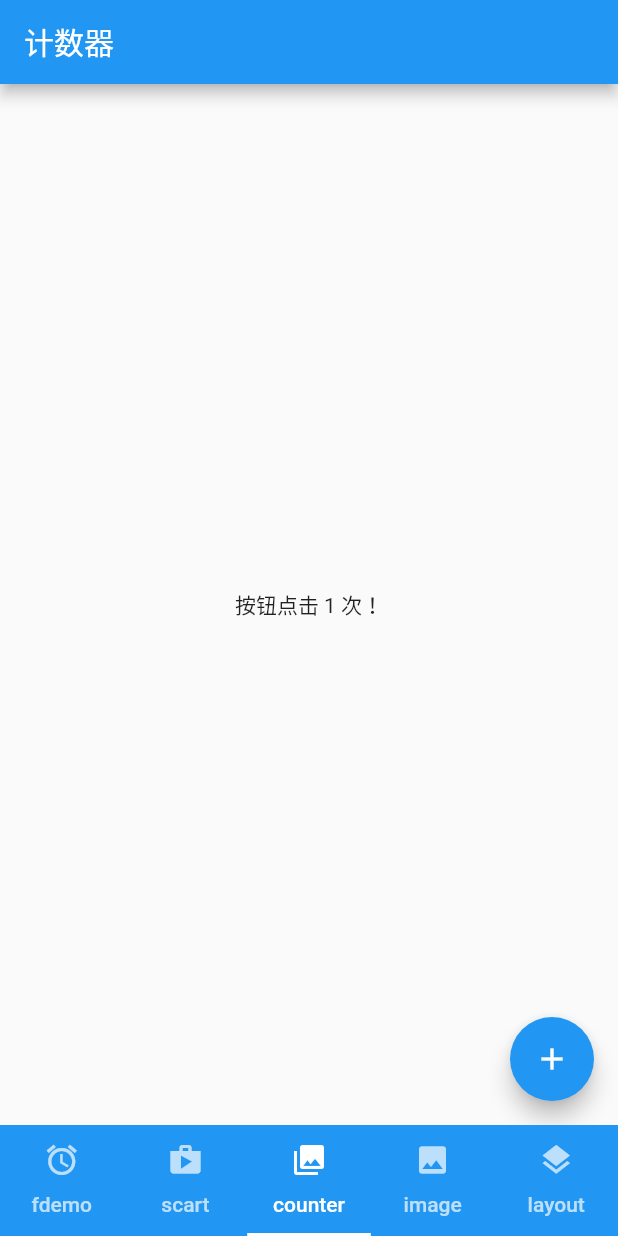
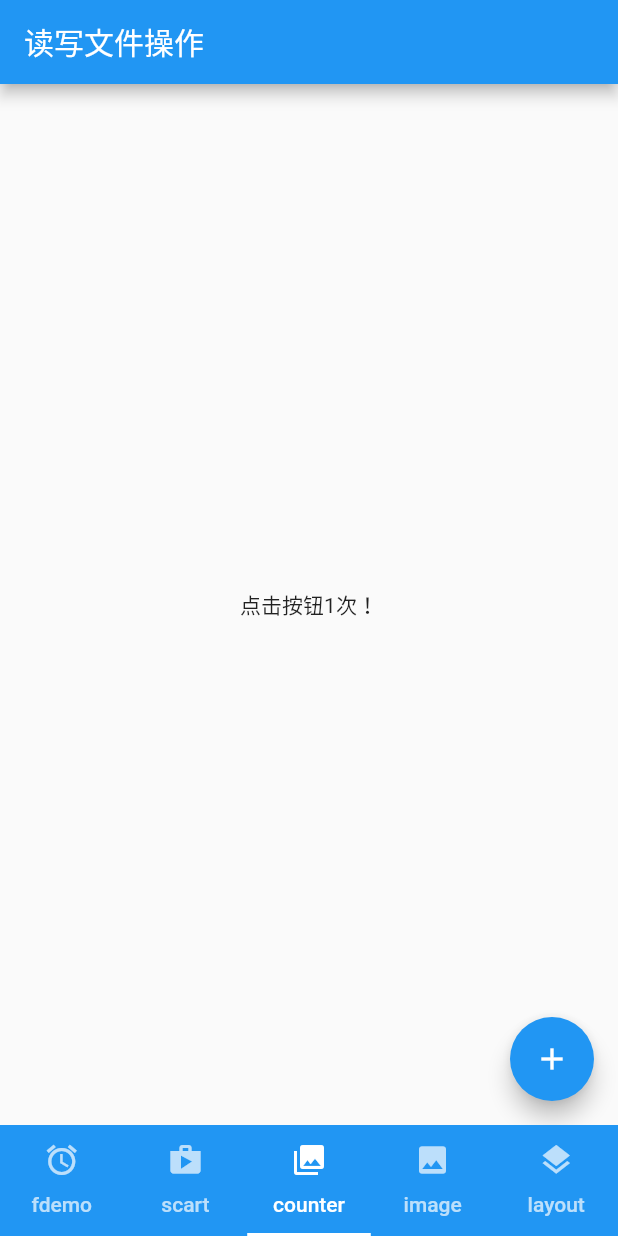
Before and after one commit to Rawcloud/flutter_app_learn, a Flutter app: the screen it shows after launch, item 3 of the bottom bar chosen, after a tap on the "add" icon, on a phone screen of 412 x 824 dp. Run offline on Flutter 3.47's test engine with Material 2 defaults, Android fonts, the phone set to English and light mode, and no system bars.

Commit message:
新增文件读取demo

```diff
--- a/lib/main.dart
+++ b/lib/main.dart
@@ -2,13 +2,14 @@ import 'package:flutter/material.dart';
 //import 'package:flutter_app_learn/views/Fdemo.dart';
 import 'package:flutter_app_learn/views/ShoppingList.dart';
 import 'package:flutter_app_learn/components/ShoppingListItem.dart';
-import 'package:flutter_app_learn/views/counter.dart';
+//import 'package:flutter_app_learn/views/counter.dart';
 //import 'package:flutter_app_learn/views/TextContainer.dart';
 import 'package:flutter_app_learn/views/ImageDemo.dart';
 //import 'package:flutter_app_learn/views/LayoutDemo.dart';
 import 'package:flutter_app_learn/views/StackLocation.dart';
 //import 'package:flutter_app_learn/views/RollingBlock.dart';
 import 'views/PopupMenu.dart';
+import 'views/ReadAndWrite.dart';
 void main() => runApp(new MyApp());
 
 class MyApp extends StatelessWidget {
@@ -59,7 +60,8 @@ class _MyHomePageState extends State<MyHomePage> with SingleTickerProviderStateM
 //            new Fdemo(),
             new PopupMenu(),
             new ShoppingList(products: _kProducts),
-            new Counter(),
+//            new Counter(),
+            new ReadAndWrite(),
             //new TextContainer(),
             new ImageFromAssest(),
             //new HorizontalLayout(),
--- /dev/null
+++ b/lib/views/ReadAndWrite.dart
@@ -0,0 +1,84 @@
+import 'package:flutter/material.dart';
+import 'package:path_provider/path_provider.dart';
+import 'dart:io';
+import 'dart:async';
+
+class ReadAndWrite extends StatefulWidget {
+  @override
+  State<StatefulWidget> createState() {
+    return new ReadAndWriteState();
+  }
+}
+
+class ReadAndWriteState extends State<ReadAndWrite>{
+  //全局变量，存储点击数
+  int _counter = 0;
+  @override
+  void initState() {
+    super.initState();
+    /**
+     * 调用_readCounter函数，读取点击数，将点击数作为参数，创建一个函数
+     */
+    _readCounter().then((int value){
+      setState(() {
+        _counter = value;
+      });
+    });
+  }
+
+  /**
+   * _readCounter 读取点击数
+   * async表示异步操作
+   * 返回值Future类型，表示延迟处理对象
+   */
+  Future<int> _readCounter() async {
+    try{
+      //获取本地文件目录，关键字await表示等待操作完成
+      File file = await _getLocalFile();
+      //使用指定的编码将整个文件内容读取为字符串
+      String contents = await file.readAsString();
+      //返回文件中的点击数
+      return int.parse(contents);
+    } on FileSystemException {
+      //发生异常时的返回默认值
+      return 0;
+    }
+  }
+
+  @override
+  Widget build(BuildContext context) {
+    return new Scaffold(
+      appBar: new AppBar(
+        title: new Text('读写文件操作'),
+      ),
+      body: new Center(
+        child: new Text('点击按钮${_counter == 0 ?'':'$_counter次'}！'),
+      ),
+      floatingActionButton: new FloatingActionButton(
+        onPressed: _incrementCounter,
+        tooltip: '增加',
+        child: new Icon(Icons.add),
+      ),
+    );
+  }
+
+  /**
+   * 获取本地目录文件
+   */
+  Future<File> _getLocalFile() async{
+    String dir = (await getApplicationDocumentsDirectory()).path;
+    //返回本地目录文件
+    return new File('$dir/counter.txt');
+  }
+
+  /**
+   * 点击增加按钮时的回调
+   */
+  Future<Null> _incrementCounter() async{
+    setState(() {
+      _counter++;//点击数目自增
+    });
+    //将存储点击数的变量作为字符串写入文件
+    await (await _getLocalFile()).writeAsString('$_counter');
+  }
+}
--- a/pubspec.yaml
+++ b/pubspec.yaml
@@ -8,6 +8,7 @@ dependencies:
   # The following adds the Cupertino Icons font to your application.
   # Use with the CupertinoIcons class for iOS style icons.
   cupertino_icons: ^0.1.2
+  path_provider: ^0.2.1+1
 
 dev_dependencies:
   flutter_test:
```
Also changed, not shown: pubspec.lock, 1 other file.
